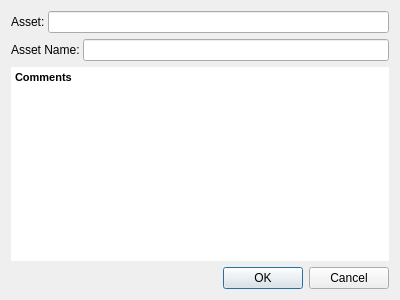
Old version of the form Ramses/assetdetailsdialog.ui in the repository RxLaboratory/Ramses.
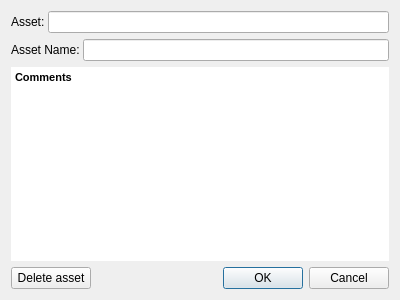
New version of the form.

Commit message: remove asset (from assetdetails)

```diff
--- a/Ramses/assetdetailsdialog.ui
+++ b/Ramses/assetdetailsdialog.ui
@@ -63,6 +63,28 @@
     </widget>
    </item>
    <item>
+    <layout class="QHBoxLayout" name="horizontalLayout_2">
+     <item>
+      <widget class="QPushButton" name="deleteButton">
+       <property name="text">
+        <string>Delete asset</string>
+       </property>
+      </widget>
+     </item>
+     <item>
+      <spacer name="horizontalSpacer">
+       <property name="orientation">
+        <enum>Qt::Horizontal</enum>
+       </property>
+       <property name="sizeHint" stdset="0">
+        <size>
+         <width>40</width>
+         <height>20</height>
+        </size>
+       </property>
+      </spacer>
+     </item>
+     <item>
     <widget class="QDialogButtonBox" name="buttonBox">
      <property name="orientation">
       <enum>Qt::Horizontal</enum>
@@ -71,6 +93,8 @@
       <set>QDialogButtonBox::Cancel|QDialogButtonBox::Ok</set>
      </property>
     </widget>
+     </item>
+    </layout>
    </item>
   </layout>
  </widget>
```
Lines whose indentation alone changed are shown as unchanged. The commit also changes 13 other files.
